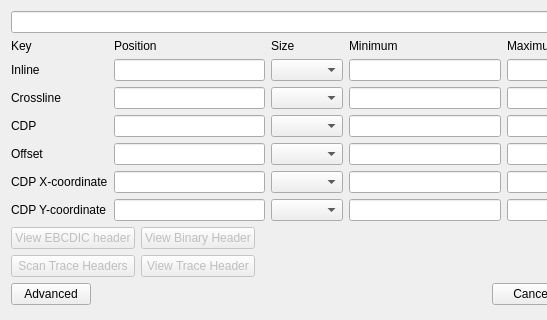
First picture: the form in SeismicUI/segyinputdialog.ui, repository fsoos74/su, before the edit; both pictures show x 0 to 547 and y 0 to 320 of the 669 by 503 pixel window.
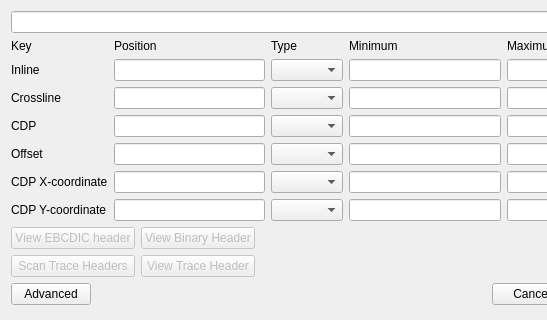
Second picture: the form after the edit. Icons and pictures are not drawn.

Diff of the .ui file:
```diff
--- a/SeismicUI/segyinputdialog.ui
+++ b/SeismicUI/segyinputdialog.ui
@@ -59,7 +59,7 @@
        <item row="0" column="2">
         <widget class="QLabel" name="label_2">
          <property name="text">
-          <string>Size</string>
+          <string>Type</string>
          </property>
         </widget>
        </item>
```
